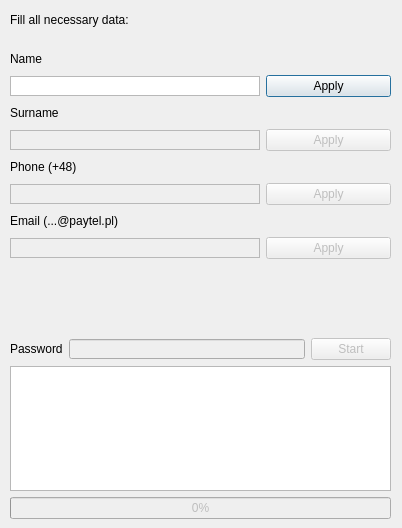
This is UI/nbp_ui.ui in kanies89/nbp_automate as Qt 5 draws it before an edit. The edited form follows.
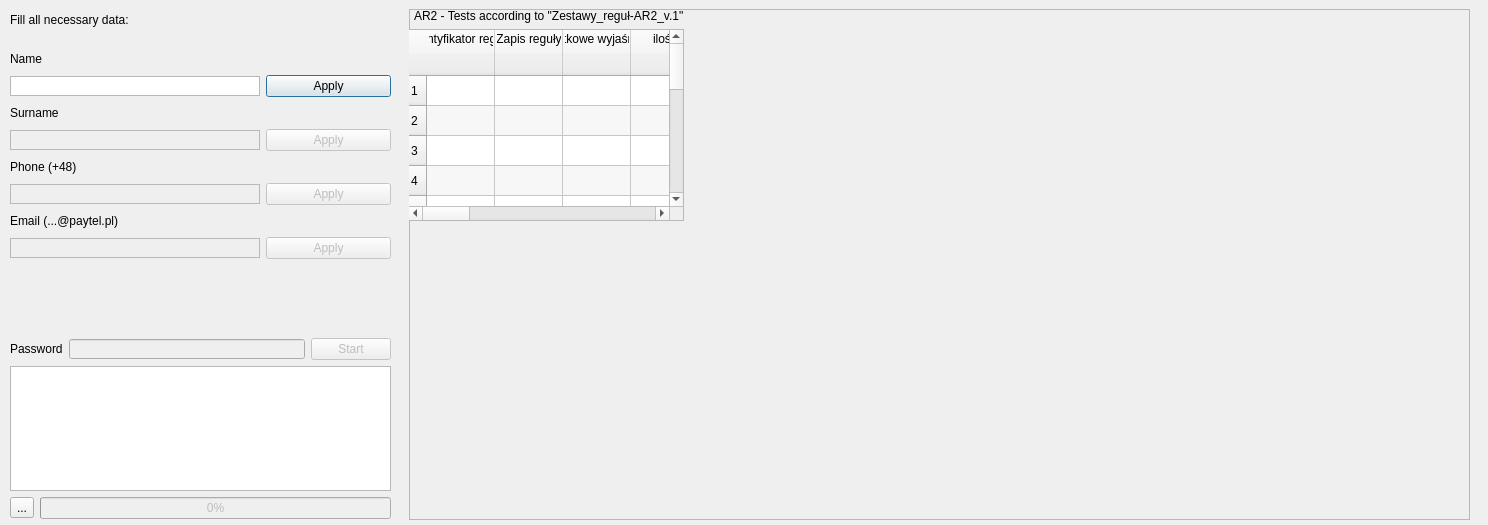
This is the edited form. Icons and pictures are not drawn.

What changed in the file:
```diff
--- a/UI/nbp_ui.ui
+++ b/UI/nbp_ui.ui
@@ -6,8 +6,8 @@
    <rect>
     <x>0</x>
     <y>0</y>
-    <width>402</width>
-    <height>528</height>
+    <width>1488</width>
+    <height>525</height>
    </rect>
   </property>
   <property name="windowTitle">
@@ -384,17 +384,308 @@
      </layout>
     </item>
     <item>
-     <widget class="QProgressBar" name="progressBar">
-      <property name="enabled">
-       <bool>false</bool>
-      </property>
-      <property name="value">
-       <number>0</number>
-      </property>
-     </widget>
+     <layout class="QHBoxLayout" name="horizontalLayout_2">
+      <item>
+       <widget class="QToolButton" name="toolButton">
+        <property name="text">
+         <string>...</string>
+        </property>
+       </widget>
+      </item>
+      <item>
+       <widget class="QProgressBar" name="progressBar">
+        <property name="enabled">
+         <bool>false</bool>
+        </property>
+        <property name="value">
+         <number>0</number>
+        </property>
+       </widget>
+      </item>
+     </layout>
     </item>
    </layout>
   </widget>
+  <widget class="QFrame" name="frame">
+   <property name="geometry">
+    <rect>
+     <x>409</x>
+     <y>9</y>
+     <width>1061</width>
+     <height>511</height>
+    </rect>
+   </property>
+   <property name="frameShape">
+    <enum>QFrame::StyledPanel</enum>
+   </property>
+   <property name="frameShadow">
+    <enum>QFrame::Raised</enum>
+   </property>
+   <widget class="QWidget" name="verticalLayoutWidget_2">
+    <property name="geometry">
+     <rect>
+      <x>-1</x>
+      <y>0</y>
+      <width>1111</width>
+      <height>491</height>
+     </rect>
+    </property>
+    <layout class="QVBoxLayout" name="verticalLayout_2">
+     <property name="sizeConstraint">
+      <enum>QLayout::SetFixedSize</enum>
+     </property>
+     <item>
+      <widget class="QLabel" name="label_2">
+       <property name="text">
+        <string>  AR2 - Tests according to &quot;Zestawy_reguł-AR2_v.1&quot;</string>
+       </property>
+       <property name="alignment">
+        <set>Qt::AlignLeading|Qt::AlignLeft|Qt::AlignTop</set>
+       </property>
+      </widget>
+     </item>
+     <item>
+      <widget class="QTableWidget" name="tableWidget">
+       <property name="maximumSize">
+        <size>
+         <width>1109</width>
+         <height>16777215</height>
+        </size>
+       </property>
+       <property name="font">
+        <font>
+         <strikeout>false</strikeout>
+         <stylestrategy>PreferDefault</stylestrategy>
+         <kerning>true</kerning>
+        </font>
+       </property>
+       <property name="acceptDrops">
+        <bool>false</bool>
+       </property>
+       <property name="autoFillBackground">
+        <bool>false</bool>
+       </property>
+       <property name="inputMethodHints">
+        <set>Qt::ImhNone</set>
+       </property>
+       <property name="sizeAdjustPolicy">
+        <enum>QAbstractScrollArea::AdjustIgnored</enum>
+       </property>
+       <property name="autoScroll">
+        <bool>false</bool>
+       </property>
+       <property name="autoScrollMargin">
+        <number>18</number>
+       </property>
+       <property name="editTriggers">
+        <set>QAbstractItemView::AnyKeyPressed|QAbstractItemView::DoubleClicked|QAbstractItemView::EditKeyPressed</set>
+       </property>
+       <property name="alternatingRowColors">
+        <bool>true</bool>
+       </property>
+       <property name="showGrid">
+        <bool>true</bool>
+       </property>
+       <property name="sortingEnabled">
+        <bool>true</bool>
+       </property>
+       <attribute name="horizontalHeaderVisible">
+        <bool>true</bool>
+       </attribute>
+       <attribute name="horizontalHeaderCascadingSectionResizes">
+        <bool>true</bool>
+       </attribute>
+       <attribute name="horizontalHeaderDefaultSectionSize">
+        <number>68</number>
+       </attribute>
+       <attribute name="horizontalHeaderHighlightSections">
+        <bool>true</bool>
+       </attribute>
+       <attribute name="horizontalHeaderMinimumSectionSize">
+        <number>45</number>
+       </attribute>
+       <attribute name="horizontalHeaderShowSortIndicator" stdset="0">
+        <bool>true</bool>
+       </attribute>
+       <attribute name="horizontalHeaderStretchLastSection">
+        <bool>false</bool>
+       </attribute>
+       <attribute name="verticalHeaderCascadingSectionResizes">
+        <bool>false</bool>
+       </attribute>
+       <attribute name="verticalHeaderHighlightSections">
+        <bool>true</bool>
+       </attribute>
+       <attribute name="verticalHeaderShowSortIndicator" stdset="0">
+        <bool>true</bool>
+       </attribute>
+       <attribute name="verticalHeaderStretchLastSection">
+        <bool>false</bool>
+       </attribute>
+       <row>
+        <property name="text">
+         <string>1</string>
+        </property>
+       </row>
+       <row>
+        <property name="text">
+         <string>2</string>
+        </property>
+       </row>
+       <row>
+        <property name="text">
+         <string>3</string>
+        </property>
+       </row>
+       <row>
+        <property name="text">
+         <string>4</string>
+        </property>
+       </row>
+       <row>
+        <property name="text">
+         <string>5</string>
+        </property>
+       </row>
+       <row>
+        <property name="text">
+         <string>6</string>
+        </property>
+       </row>
+       <row>
+        <property name="text">
+         <string>7</string>
+        </property>
+       </row>
+       <row>
+        <property name="text">
+         <string>8</string>
+        </property>
+       </row>
+       <row>
+        <property name="text">
+         <string>9</string>
+        </property>
+       </row>
+       <row>
+        <property name="text">
+         <string>10</string>
+        </property>
+       </row>
+       <row>
+        <property name="text">
+         <string>11</string>
+        </property>
+       </row>
+       <row>
+        <property name="text">
+         <string>12</string>
+        </property>
+       </row>
+       <row>
+        <property name="text">
+         <string>13</string>
+        </property>
+       </row>
+       <column>
+        <property name="text">
+         <string>Identyfikator reguły
+
+</string>
+        </property>
+       </column>
+       <column>
+        <property name="text">
+         <string>Zapis reguły
+
+</string>
+        </property>
+       </column>
+       <column>
+        <property name="text">
+         <string>Dodatkowe wyjaśnienia
+
+</string>
+        </property>
+       </column>
+       <column>
+        <property name="text">
+         <string>ilość
+
+</string>
+        </property>
+       </column>
+       <column>
+        <property name="text">
+         <string>4a.LiW
+</string>
+        </property>
+       </column>
+       <column>
+        <property name="text">
+         <string>4a.R.L_PLiW2
+</string>
+        </property>
+       </column>
+       <column>
+        <property name="text">
+         <string>4a.R.L_krajGEO3
+</string>
+        </property>
+       </column>
+       <column>
+        <property name="text">
+         <string>4a.R.W_PLiW2
+</string>
+        </property>
+       </column>
+       <column>
+        <property name="text">
+         <string>4a.R.W_krajGEO3
+</string>
+        </property>
+       </column>
+       <column>
+        <property name="text">
+         <string>5a.R.LF_PLiW2
+</string>
+        </property>
+       </column>
+       <column>
+        <property name="text">
+         <string>5a.R.WF_PLiW2
+</string>
+        </property>
+       </column>
+       <column>
+        <property name="text">
+         <string>5a.R.WF_krajGEO3
+</string>
+        </property>
+       </column>
+       <column>
+        <property name="text">
+         <string>6.ab.LiW
+</string>
+        </property>
+       </column>
+       <column>
+        <property name="text">
+         <string>9.R.W.MCC
+</string>
+        </property>
+       </column>
+       <column>
+        <property name="text">
+         <string>AR2
+</string>
+        </property>
+       </column>
+      </widget>
+     </item>
+    </layout>
+   </widget>
+  </widget>
  </widget>
  <resources/>
  <connections/>
```
